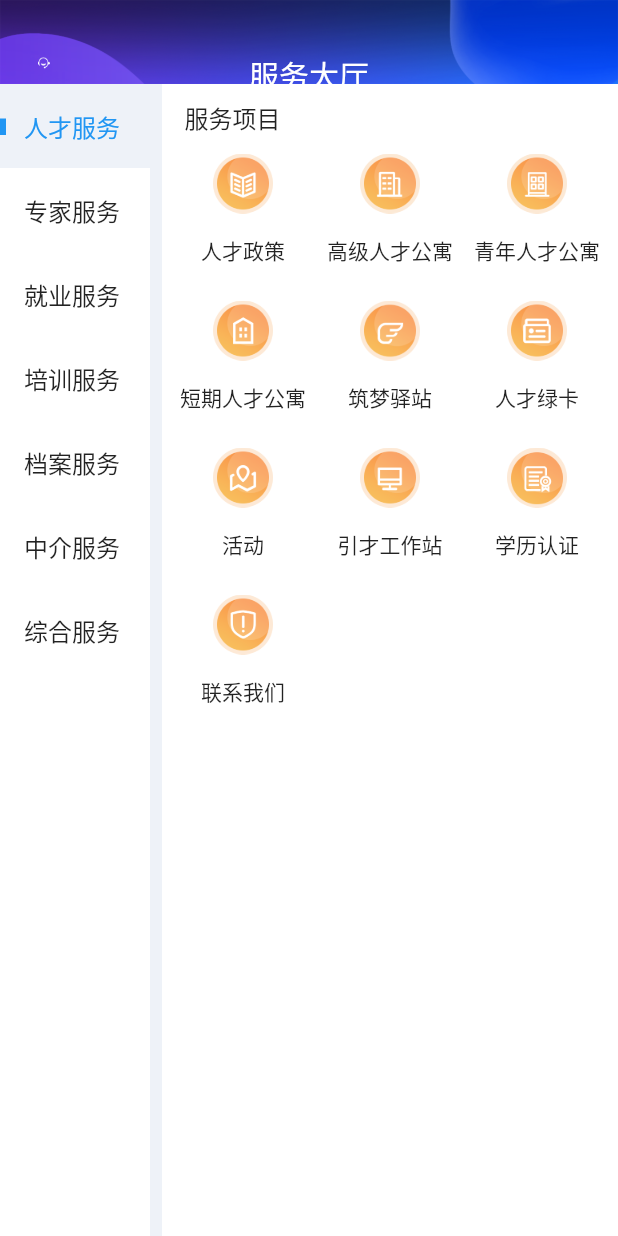
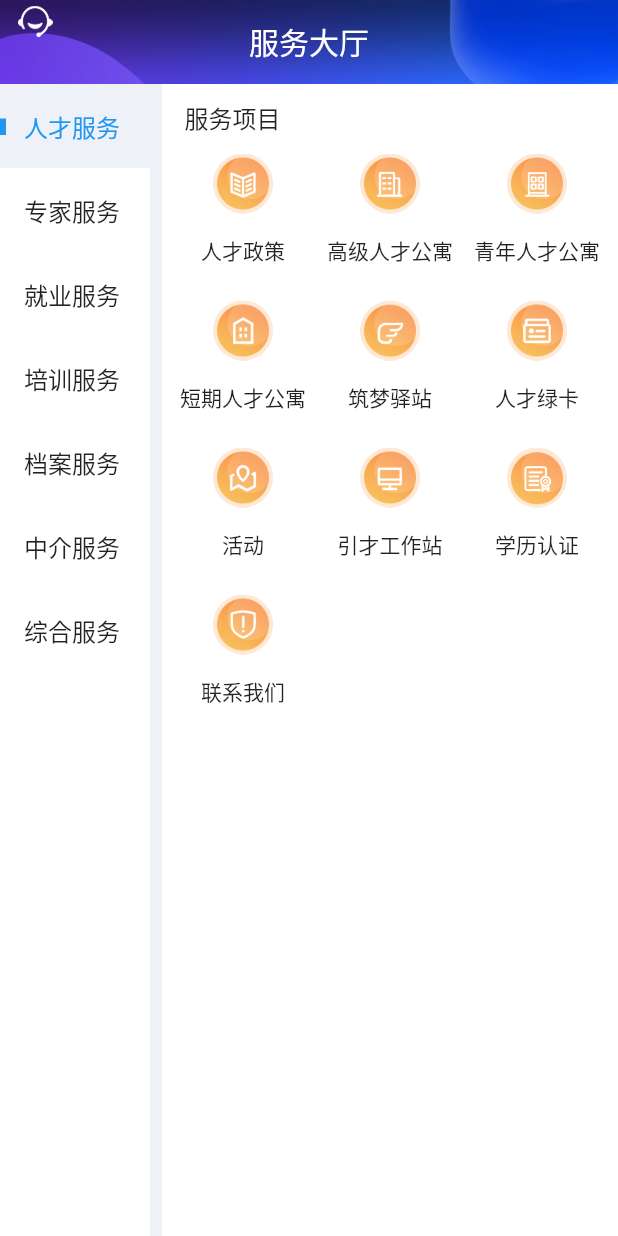
Before and after one commit to qianglifei/flutter_app_gr, a Flutter app: the ServiceCenterPage screen opened directly, on a phone screen of 412 x 824 dp. Run offline on Flutter 3.47's test engine with Material 2 defaults, Android fonts, the phone set to English and light mode, and no system bars; our stand-ins replace dio, flutter_screenutil, flutter_swiper, fluttertoast, shared_preferences; accounts and stored records are empty.

Commit message:
咨询初始搭建

```diff
--- a/lib/main.dart
+++ b/lib/main.dart
@@ -13,13 +13,12 @@ import 'base/base_widget.dart';
 void main(){
   runApp(MyApp());
 
-
   if(Platform.isAndroid){
     ///设置Android状态栏为透明的沉浸，写在组件渲染之后
     ///是为了在渲染后进行set赋值，覆盖状态栏，如果写在渲染之前MaterialApp组件会覆盖掉这个值
     SystemUiOverlayStyle systemUiOverlayStyle =
     SystemUiOverlayStyle(statusBarColor: Colors.transparent);
-    SystemChrome.setSystemUIOverlayStyle(systemUiOverlayStyle);
+    SystemChrome.setSystemUIOverlayStyle(SystemUiOverlayStyle.dark);
   }
 
   if(Platform.isIOS){
--- a/lib/ui/service_center_page/service_center_screen.dart
+++ b/lib/ui/service_center_page/service_center_screen.dart
@@ -30,7 +30,11 @@ class ServiceCenterPageState extends BaseWidgetState<ServiceCenterPage> {
   CustomAppBar getAppBar() {
     // TODO: implement getAppBar
     return CustomAppBar(
-      child:Stack(
+      child:Container(
+        width: MediaQuery.of(context).size.width,
+        height: 80,
+        color: Colors.red,
+        child: Stack(
           children: <Widget>[
             Image.asset(
               "images/bq.png",
@@ -38,21 +42,25 @@ class ServiceCenterPageState extends BaseWidgetState<ServiceCenterPage> {
               height: 80,
               fit: BoxFit.fill,
             ),
-            Padding(
-                padding: EdgeInsets.fromLTRB(12, 38, 0, 10),
+            SafeArea(
+              child: Padding(
+                  padding: EdgeInsets.fromLTRB(12, 4, 0, 0),
                   child: Image.asset(
                     "images/kefubai.png",
-                  width: 34,
-                  height: 31,
+                    width: 23,
+                    height: 21,
+                    fit: BoxFit.cover,
                   )
               ),
-            Container(
-                padding: EdgeInsets.fromLTRB(0, 35, 0, 0),
+            ),
+            SafeArea(
               child: Align(
-                  child: Text("服务大厅",style: TextStyle(color: Colors.white,fontSize: 20)),
+                alignment: AlignmentDirectional.center,
+                child: Text("服务大厅",style: TextStyle(color: Colors.white,fontSize: 20)
               )
+            ))
+          ]),
       )
-          ]),
     );
   }
 
@@ -109,6 +117,8 @@ class ServiceCenterPageState extends BaseWidgetState<ServiceCenterPage> {
                                 selected: index == position ? true : false,
                                 onTap: (){
                                   updateContentData(context,index);
+                                  double topPadding = MediaQuery.of(context).padding.top;
+                                  print(topPadding.toString());
                                 },
                               ),
                             ],
@@ -136,7 +146,7 @@ class ServiceCenterPageState extends BaseWidgetState<ServiceCenterPage> {
                  child: Stack(
                    children: <Widget>[
                      Padding(
-                       child:  Text("服务项目",style: TextStyle(fontSize: 16)),
+                       child: Text("服务项目",style: TextStyle(fontSize: 16)),
                        padding: EdgeInsets.fromLTRB(15, 10, 0, 15),
                      ),
                      Padding(
```
Also changed, not shown: lib/ui/consult_page/consult_screen.dart (+22 -9 lines). Lines whose indentation alone changed are shown as unchanged.
